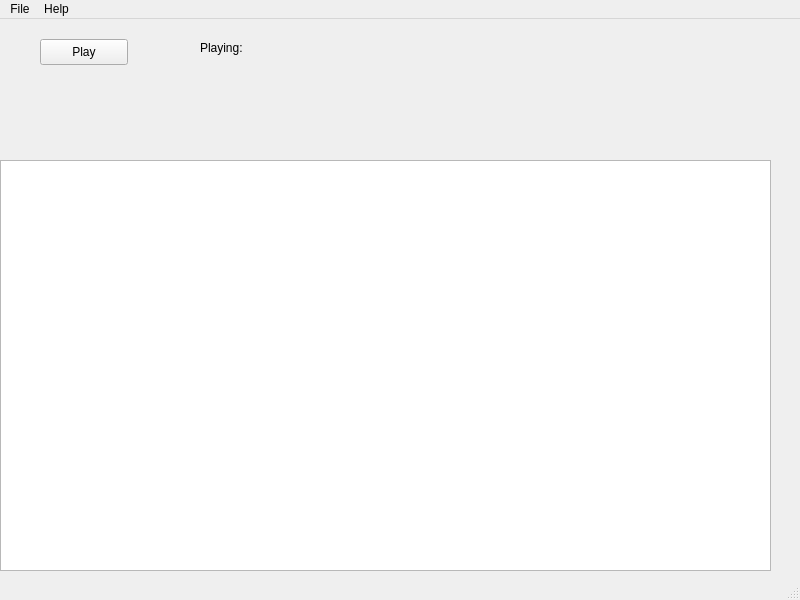
Above: mainwindow.ui from DiRTYMacTruCK/RetroBox before the change. Below: the same form after it.
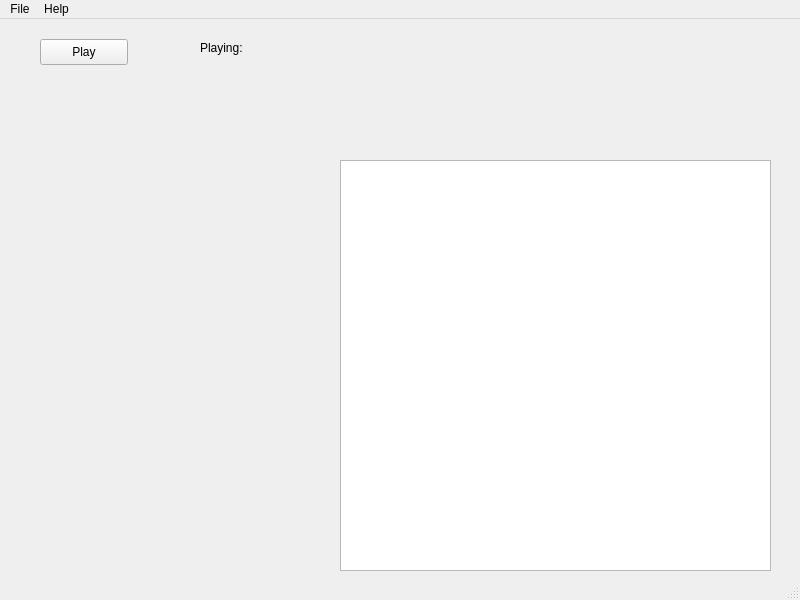
That is the form after the change.

```diff
--- a/mainwindow.ui
+++ b/mainwindow.ui
@@ -17,9 +17,9 @@
    <widget class="QListWidget" name="listWidget">
     <property name="geometry">
      <rect>
-      <x>0</x>
+      <x>340</x>
       <y>141</y>
-      <width>771</width>
+      <width>431</width>
       <height>411</height>
      </rect>
     </property>
```
